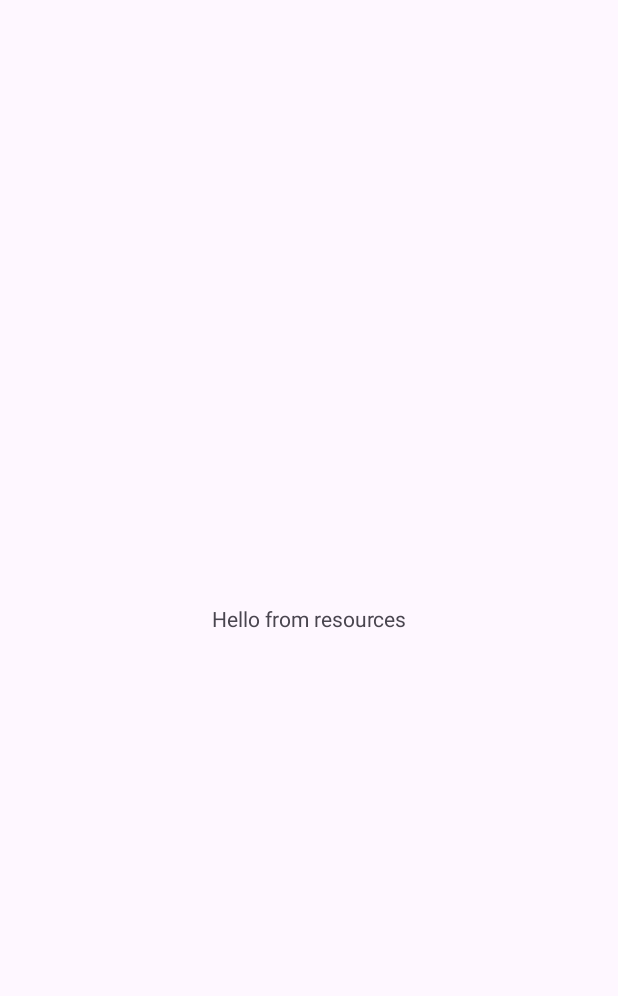
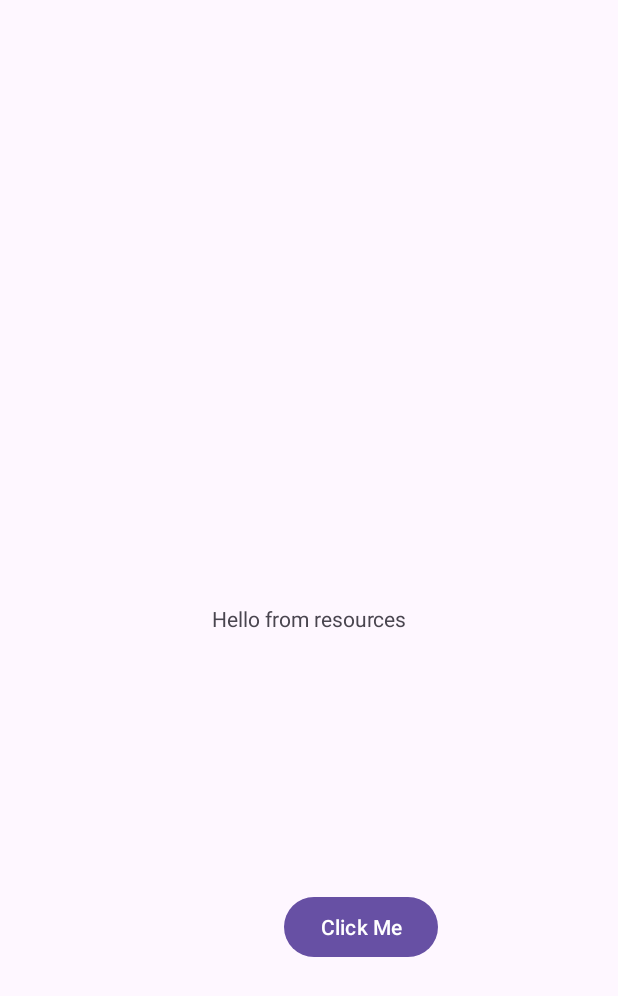
Before and after one commit to aymanibaida/nit3213h2b3, an Android app: the screen it shows after launch (MainActivity), on a phone screen of 412 x 824 dp. Before the commit the part shown is almost empty. Shown: the top 996 px of the screen. Run offline under Robolectric (Android 15) with nearby library versions, the phone set to English and light mode, and no system bars.

Commit message:
binding views implemented

```diff
--- a/app/src/main/AndroidManifest.xml
+++ b/app/src/main/AndroidManifest.xml
@@ -3,8 +3,8 @@
     xmlns:tools="http://schemas.android.com/tools">
 
     <application
+        android:name=".MyApplication"
         android:allowBackup="true"
-        android:name=".MyApplication"
         android:dataExtractionRules="@xml/data_extraction_rules"
         android:fullBackupContent="@xml/backup_rules"
         android:icon="@mipmap/ic_launcher"
@@ -12,6 +12,9 @@
         android:roundIcon="@mipmap/ic_launcher_round"
         android:supportsRtl="true"
         android:theme="@style/Theme.Mynit32132b3">
+        <activity
+            android:name=".Login"
+            android:exported="false" />
         <activity
             android:name=".MainActivity"
             android:exported="true">
--- a/app/src/main/java/com/example/mynit32132b3/MainActivity.kt
+++ b/app/src/main/java/com/example/mynit32132b3/MainActivity.kt
@@ -2,6 +2,8 @@ package com.example.mynit32132b3
 
 import android.os.Bundle
 import android.util.Log
+import android.widget.Button
+import android.widget.TextView
 import androidx.activity.enableEdgeToEdge
 import androidx.appcompat.app.AppCompatActivity
 import androidx.core.view.ViewCompat
@@ -14,5 +16,14 @@ class MainActivity : AppCompatActivity() {
         setContentView(R.layout.activity_main)
 
         Log.d("MyApplication", "hello from main activity")
+
+        var mytextview=findViewById<TextView>(R.id.textViewmain)
+        var mybutton=findViewById<Button>(R.id.buttonMain)
+
+        mybutton.setOnClickListener {
+
+            mytextview.text= "Button Clicked"
+        }
+
     }
 }
--- a/app/src/main/res/layout/activity_main.xml
+++ b/app/src/main/res/layout/activity_main.xml
@@ -8,6 +8,7 @@
     tools:context=".MainActivity">
 
     <TextView
+        android:id="@+id/textViewmain"
         android:layout_width="wrap_content"
         android:layout_height="wrap_content"
         android:text="@string/mainactivitytextview"
@@ -16,4 +17,16 @@
         app:layout_constraintStart_toStartOf="parent"
         app:layout_constraintTop_toTopOf="parent" />
 
+    <Button
+        android:id="@+id/buttonMain"
+        android:layout_width="wrap_content"
+        android:layout_height="wrap_content"
+        android:layout_marginStart="195dp"
+        android:layout_marginTop="172dp"
+        android:layout_marginEnd="126dp"
+        android:text="Click Me"
+        app:layout_constraintEnd_toEndOf="parent"
+        app:layout_constraintStart_toStartOf="parent"
+        app:layout_constraintTop_toBottomOf="@+id/textViewmain" />
+
 </androidx.constraintlayout.widget.ConstraintLayout>
--- a/app/src/main/res/values/strings.xml
+++ b/app/src/main/res/values/strings.xml
@@ -1,4 +1,5 @@
 <resources>
     <string name="app_name">mynit32132b3</string>
     <string name="mainactivitytextview"> Hello from resources</string>
+    <string name="button_clicked">Button Clicked</string>
 </resources>
```
Also changed, not shown: app/src/main/java/com/example/mynit32132b3/Login.kt (added, +20 -0 lines), app/src/main/res/layout/activity_login.xml (added, +10 -0 lines).
